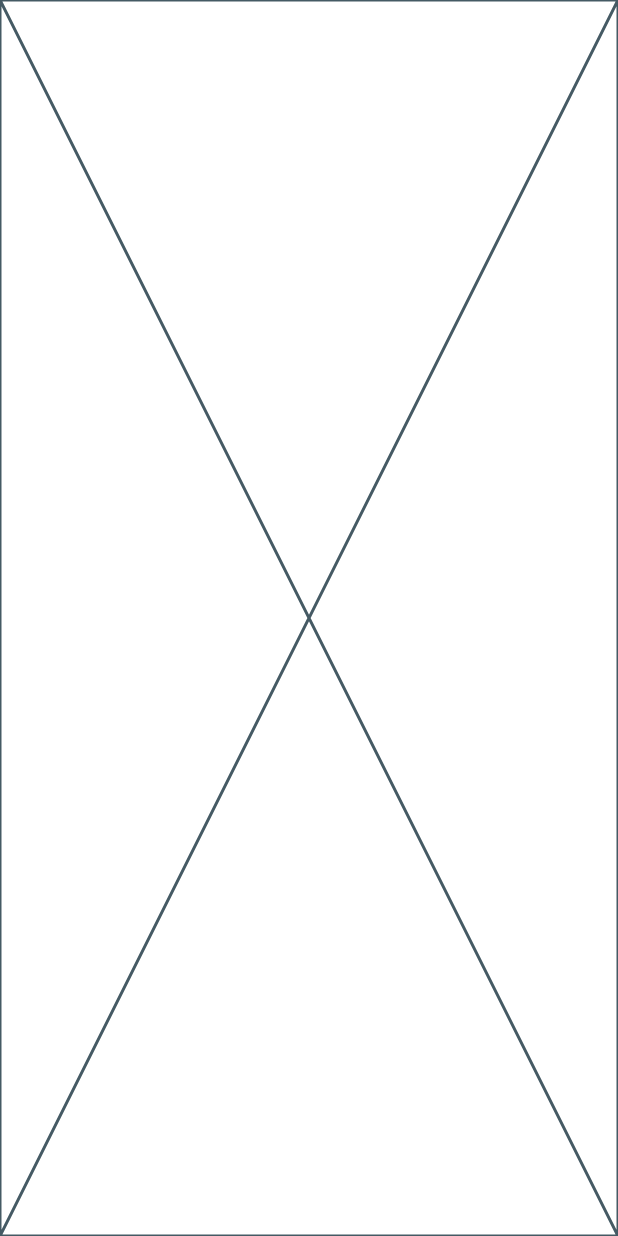
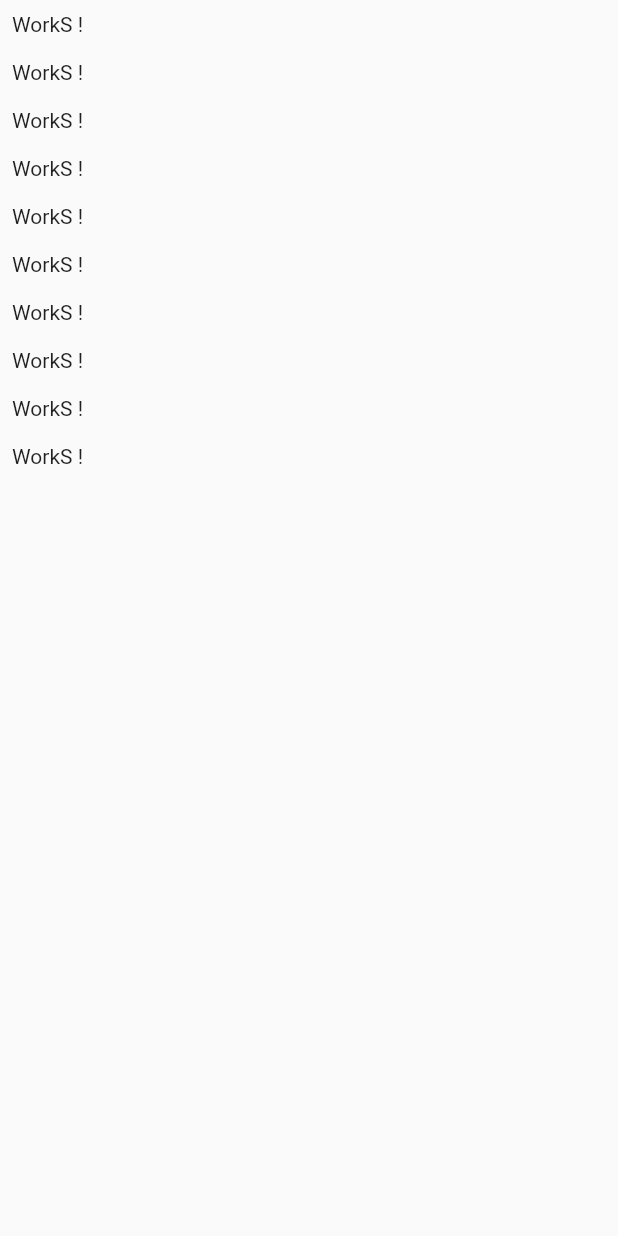
Before and after one commit to denosg/chat_app, a Flutter app: the screen it shows after launch, on a phone screen of 412 x 824 dp. Run offline on Flutter 3.47's test engine with Material 2 defaults, Android fonts, the phone set to English and light mode, and no system bars.

```diff
--- a/lib/main.dart
+++ b/lib/main.dart
@@ -1,4 +1,6 @@
 import 'package:flutter/material.dart';
+
+import './screens/chat_screen.dart';
 
 void main() {
   runApp(const MyApp());
@@ -9,6 +11,12 @@ class MyApp extends StatelessWidget {
 
   @override
   Widget build(BuildContext context) {
-    return const Placeholder();
+    return MaterialApp(
+      title: 'Chat app',
+      theme: ThemeData(
+        primarySwatch: Colors.deepOrange,
+      ),
+      home: ChatScreen(),
+    );
   }
 }
--- /dev/null
+++ b/lib/screens/chat_screen.dart
@@ -0,0 +1,18 @@
+import 'package:flutter/material.dart';
+
+class ChatScreen extends StatelessWidget {
+  const ChatScreen({super.key});
+
+  @override
+  Widget build(BuildContext context) {
+    return Scaffold(
+      body: ListView.builder(
+        itemBuilder: (context, index) => Container(
+          padding: const EdgeInsets.all(8),
+          child: Text('WorkS !'),
+        ),
+        itemCount: 10,
+      ),
+    );
+  }
+}
```
Also changed, not shown: lib/screens/auth_screen.dart (added).
